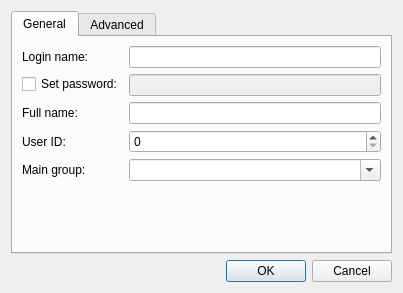
First picture: the form in lxqt-admin-user/userdialog.ui, repository lxqt/lxqt-admin, before the edit.
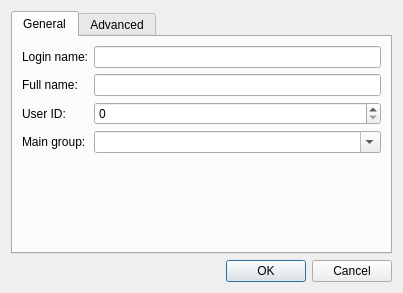
Second picture: the form after the edit.

Commit message: Support changing of user password.

```diff
--- a/lxqt-admin-user/userdialog.ui
+++ b/lxqt-admin-user/userdialog.ui
@@ -27,16 +27,6 @@
        <property name="fieldGrowthPolicy">
         <enum>QFormLayout::AllNonFixedFieldsGrow</enum>
        </property>
-       <item row="2" column="0">
-        <widget class="QLabel" name="label_3">
-         <property name="text">
-          <string>Full name:</string>
-         </property>
-        </widget>
-       </item>
-       <item row="2" column="1">
-        <widget class="QLineEdit" name="fullName"/>
-       </item>
        <item row="0" column="0">
         <widget class="QLabel" name="label">
          <property name="text">
@@ -48,23 +38,23 @@
         <widget class="QLineEdit" name="loginName"/>
        </item>
        <item row="1" column="0">
-        <widget class="QCheckBox" name="changePasswd">
+        <widget class="QLabel" name="label_3">
          <property name="text">
-          <string>Set password:</string>
+          <string>Full name:</string>
          </property>
         </widget>
        </item>
        <item row="1" column="1">
-        <widget class="QLineEdit" name="passwd">
-         <property name="enabled">
-          <bool>false</bool>
-         </property>
-         <property name="echoMode">
-          <enum>QLineEdit::Password</enum>
+        <widget class="QLineEdit" name="fullName"/>
+       </item>
+       <item row="3" column="0">
+        <widget class="QLabel" name="label_2">
+         <property name="text">
+          <string>User ID:</string>
          </property>
         </widget>
        </item>
-       <item row="4" column="1">
+       <item row="3" column="1">
         <widget class="QSpinBox" name="uid">
          <property name="maximum">
           <number>32768</number>
@@ -72,20 +62,13 @@
         </widget>
        </item>
        <item row="4" column="0">
-        <widget class="QLabel" name="label_2">
-         <property name="text">
-          <string>User ID:</string>
-         </property>
-        </widget>
-       </item>
-       <item row="5" column="0">
         <widget class="QLabel" name="label_5">
          <property name="text">
           <string>Main group:</string>
          </property>
         </widget>
        </item>
-       <item row="5" column="1">
+       <item row="4" column="1">
         <widget class="QComboBox" name="mainGroup">
          <property name="editable">
           <bool>true</bool>
```
Left out of the diff: 16 changed lines with no effect on the pictures. The commit also changes 7 other files.
